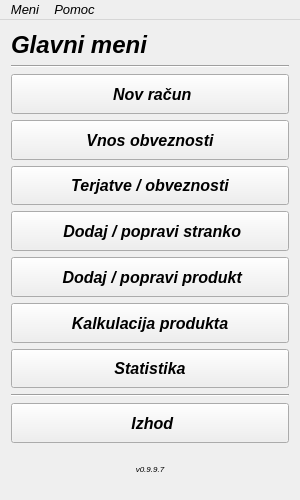
First picture: the form in mainwindow.ui, repository MaxMaxy/racun, before the edit.
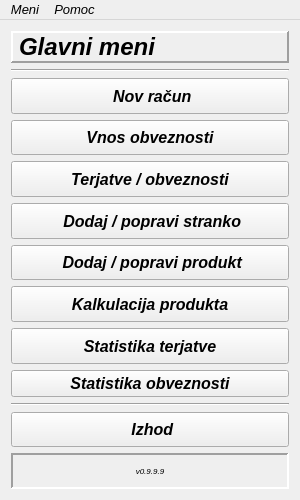
Second picture: the form after the edit. Icons and pictures are not drawn.

What changed in the file:
```diff
--- a/mainwindow.ui
+++ b/mainwindow.ui
@@ -61,10 +61,13 @@
        </font>
       </property>
       <property name="frameShape">
-       <enum>QFrame::NoFrame</enum>
+       <enum>QFrame::Panel</enum>
       </property>
       <property name="frameShadow">
-       <enum>QFrame::Plain</enum>
+       <enum>QFrame::Raised</enum>
+      </property>
+      <property name="lineWidth">
+       <number>2</number>
       </property>
       <property name="text">
        <string>Glavni meni</string>
@@ -312,7 +315,7 @@
          </font>
         </property>
         <property name="text">
-         <string>Statistika</string>
+         <string>Statistika terjatve</string>
         </property>
         <property name="icon">
          <iconset>
@@ -330,6 +333,30 @@
         </property>
        </widget>
       </item>
+      <item>
+       <widget class="QPushButton" name="pushButton_9">
+        <property name="font">
+         <font>
+          <pointsize>12</pointsize>
+          <weight>75</weight>
+          <bold>true</bold>
+         </font>
+        </property>
+        <property name="text">
+         <string>Statistika obveznosti</string>
+        </property>
+        <property name="icon">
+         <iconset resource="files.qrc">
+          <normaloff>:/icons/statistic.png</normaloff>:/icons/statistic.png</iconset>
+        </property>
+        <property name="iconSize">
+         <size>
+          <width>28</width>
+          <height>28</height>
+         </size>
+        </property>
+       </widget>
+      </item>
       <item>
        <widget class="Line" name="line">
         <property name="font">
@@ -392,13 +419,16 @@
          <enum>Qt::LeftToRight</enum>
         </property>
         <property name="frameShape">
-         <enum>QFrame::NoFrame</enum>
+         <enum>QFrame::Panel</enum>
         </property>
         <property name="frameShadow">
-         <enum>QFrame::Raised</enum>
+         <enum>QFrame::Sunken</enum>
+        </property>
+        <property name="lineWidth">
+         <number>2</number>
         </property>
         <property name="text">
-         <string>v0.9.9.7</string>
+         <string>v0.9.9.9</string>
         </property>
         <property name="textFormat">
          <enum>Qt::AutoText</enum>
```
Left out of the diff: 16 changed lines with no effect on the pictures.
